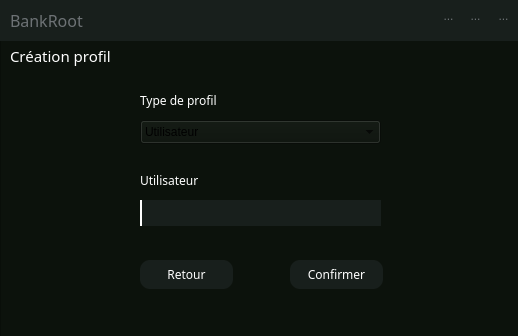
The window that creer_profil.ui (SparqueeZ/Bank-Root) describes before a commit, drawn with Qt 5.
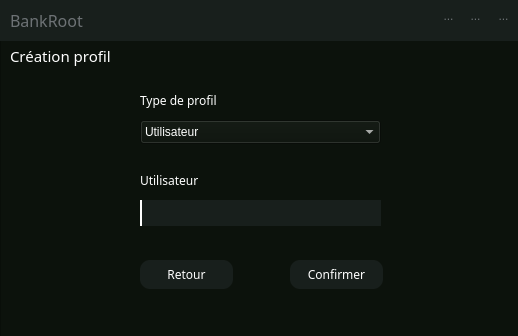
The same window after the commit. Icons and pictures are not drawn.

Patch:
```diff
--- a/creer_profil.ui
+++ b/creer_profil.ui
@@ -210,6 +210,9 @@
       <height>24</height>
      </rect>
     </property>
+    <property name="styleSheet">
+     <string notr="true">color:rgb(255,255,255);</string>
+    </property>
     <item>
      <property name="text">
       <string>Utilisateur</string>
```
Left out of the diff: 2 changed lines with no effect on the pictures.
